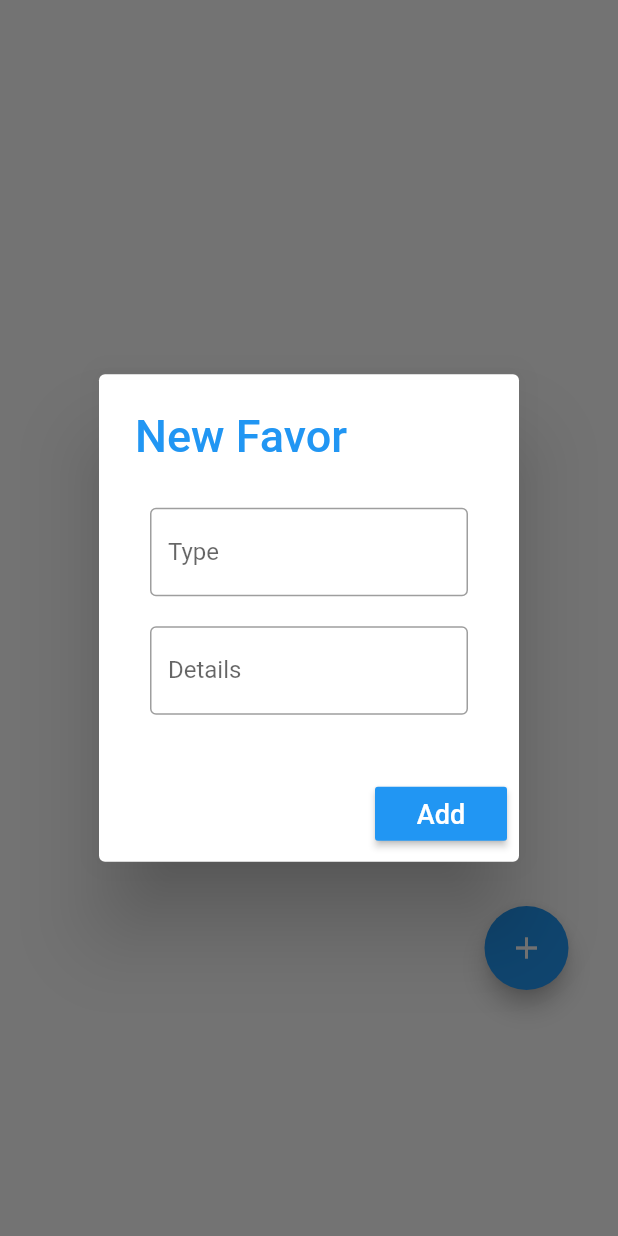
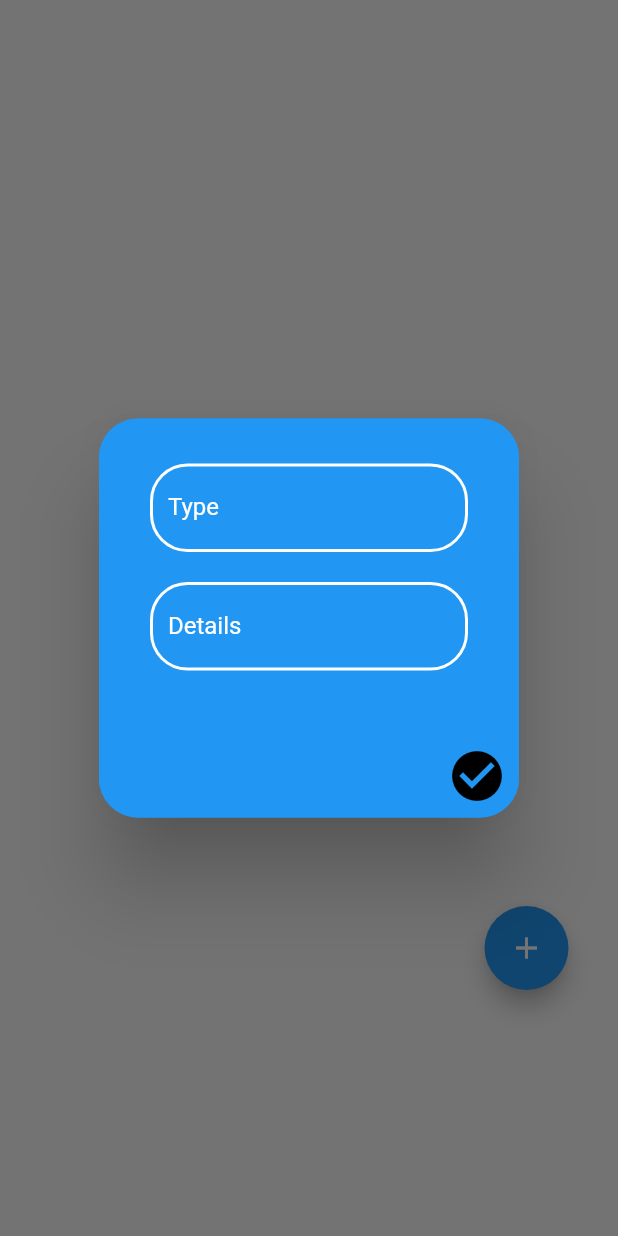
Before and after one commit to laznar/KarmaFlutterG11, a Flutter app: the ChatPage widget shown alone on an empty page, opened directly, after a tap on the "add" icon, on a phone screen of 412 x 824 dp. Run offline on Flutter 3.47's test engine with Material 2 defaults, Android fonts, the phone set to English and light mode, and no system bars; our stand-ins replace cloud_firestore, firebase_auth, firebase_database, shared_preferences; accounts and stored records are empty.

Commit message:
mejorar aspecto dialog add favor

```diff
--- a/lib/pages/chat_page.dart
+++ b/lib/pages/chat_page.dart
@@ -25,30 +25,50 @@ class _ChatPageState extends State<ChatPage> {
     databaseReference.child("messages").onChildAdded.listen(_onEntryAdded);
   }
 
+
+
   void _showFavor() async {
     return showDialog(
-        context: context,
-        barrierDismissible: false,
-        builder: (BuildContext context) {
+      builder: (context) {
         return AlertDialog(
-              title: Text("New Favor",
-                style: TextStyle(
+          shape: RoundedRectangleBorder(
+            side: BorderSide(
               color: Colors.blue,
-                    fontWeight: FontWeight.w500,
-                    fontSize: 30),
+              width: 5.0,
             ),
+            borderRadius: BorderRadius.circular(26.0),
+          ),
+          backgroundColor: Colors.blue,
           content: SingleChildScrollView(
-              child: Column(
-                  children: <Widget>[
+              child:Column(
+
+                children: [
                   Container(
                     padding: EdgeInsets.all(10),
                     child: TextFormField(
+
                       obscureText: false,
                       keyboardType: TextInputType.text,
                       controller: this.controllerTipo,
                       decoration: InputDecoration(
+                        focusedBorder: OutlineInputBorder(
+                          borderRadius: BorderRadius.circular(25.0),
+                          borderSide: BorderSide(
+                            color: Colors.black
+                          ),
+                        ),
+                        enabledBorder: OutlineInputBorder(
+                          borderRadius: BorderRadius.circular(25.0),
+                          borderSide: BorderSide(
+                            color: Colors.white,
+                            width: 2.0,
+                          ),
+                        ),
                         border: OutlineInputBorder(),
                         labelText: "Type",
+                        labelStyle: TextStyle(
+                            color: Colors.white
+                        ),
                         hintText: "Photocopy, Delivery food...",
                       ),
                     ),
@@ -60,28 +80,38 @@ class _ChatPageState extends State<ChatPage> {
                       keyboardType: TextInputType.text,
                       controller:this.controllerEspecificaciones,
                       decoration: InputDecoration(
+                        focusedBorder: OutlineInputBorder(
+                          borderRadius: BorderRadius.circular(25.0),
+                          borderSide: BorderSide(
+                              color: Colors.black
+                          ),
+                        ),
+                        enabledBorder: OutlineInputBorder(
+                          borderRadius: BorderRadius.circular(25.0),
+                          borderSide: BorderSide(
+                            color: Colors.white,
+                            width: 2.0,
+                          ),
+                        ),
+
                         border: OutlineInputBorder(),
+                        labelStyle: TextStyle(
+                            color: Colors.white
+                        ),
                         labelText: "Details",
                         hintText: "Address, info ",
                       ),
                     ),
                   ),
-
-
                 ],
-                ),
-              ),
+              )),
 
           actions: <Widget>[
-                RaisedButton(
-                    textColor: Colors.white,
-                    color: Colors.blue,
-                    child: Text(
-                      'Add',
-                      style: TextStyle(
-                        fontSize: 18.0,
-                      ),
-                    ),
+            Column(
+              children: [
+                IconButton(
+                    color: Colors.black,
+                    icon: Icon(Icons.check_circle, size: 40,),
                   onPressed: () {
                     if(this.controllerEspecificaciones.text!="" && this.controllerTipo.text!=""){
                       Navigator.of(context).pop();
@@ -112,9 +142,18 @@ class _ChatPageState extends State<ChatPage> {
                       );
                     }
                   })
-              ]);
-        });
+
+              ],
+            )
+
+          ],
+        );
+      },
+      context: context,
+    );
   }
+
+
 
   void _addFavor(){
 
@@ -145,4 +184,5 @@ class _ChatPageState extends State<ChatPage> {
        )
     );
   }
+
 }
```
Lines whose indentation alone changed are shown as unchanged.
